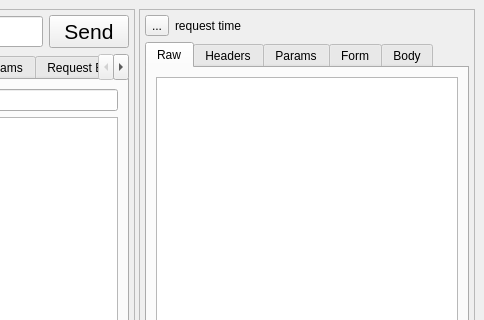
Before: the Qt Designer form resources/ui/base_window.ui in namuan/http-rider, drawn with Qt 5; both pictures show x 593 to 1077 and y 0 to 320 of the 1077 by 723 pixel window.
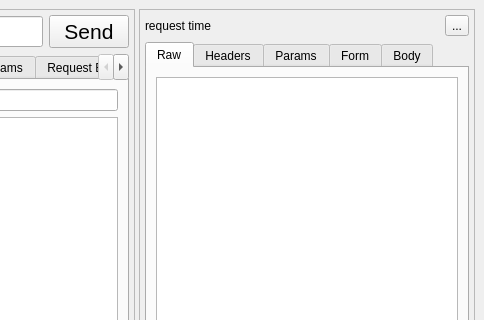
After: the same form once the commit is applied. Icons and pictures are not drawn. Custom widgets are drawn as their Qt base class.

Diff of the .ui file:
```diff
--- a/resources/ui/base_window.ui
+++ b/resources/ui/base_window.ui
@@ -362,6 +362,13 @@
           <property name="leftMargin">
            <number>0</number>
           </property>
+          <item>
+           <widget class="QLabel" name="lbl_request_time">
+            <property name="text">
+             <string>request time</string>
+            </property>
+           </widget>
+          </item>
           <item>
            <widget class="QToolButton" name="btn_share_preview">
             <property name="text">
@@ -374,13 +381,6 @@
             </property>
            </widget>
           </item>
-          <item>
-           <widget class="QLabel" name="lbl_request_time">
-            <property name="text">
-             <string>request time</string>
-            </property>
-           </widget>
-          </item>
          </layout>
         </item>
         <item>
```
Left out of the diff: 2 changed lines with no effect on the pictures.
